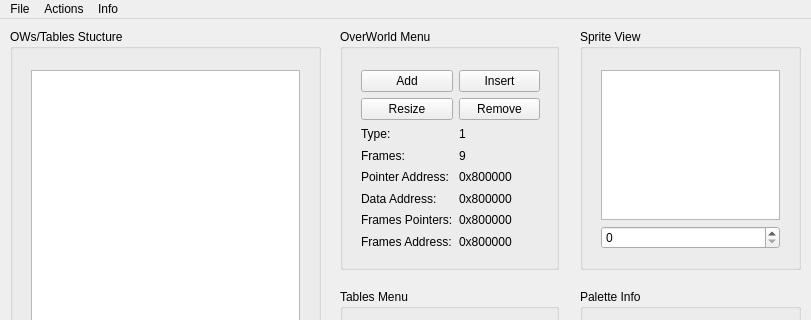
Before: the Qt Designer form ui/mainwindow.ui in kimwnasptd/OWM-Qt, drawn with Qt 5; both pictures show x 0 to 811 and y 0 to 320 of the 811 by 523 pixel window.
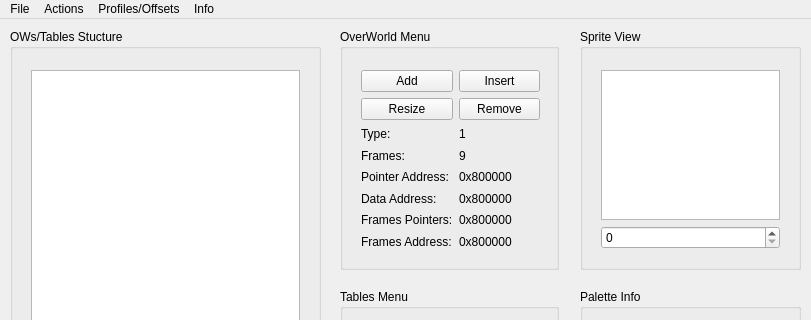
After: the same form once the commit is applied.

What changed in the file:
```diff
--- a/ui/mainwindow.ui
+++ b/ui/mainwindow.ui
@@ -544,8 +544,16 @@
     <addaction name="actionREADME"/>
     <addaction name="actionAbout"/>
    </widget>
+   <widget class="QMenu" name="menuProfiles_Offsets">
+    <property name="title">
+     <string>Profiles/Offsets</string>
+    </property>
+    <addaction name="actionSearch_for_Offsets"/>
+    <addaction name="actionCreate_Templates_2"/>
+   </widget>
    <addaction name="menuFile"/>
    <addaction name="menuOptions"/>
+   <addaction name="menuProfiles_Offsets"/>
    <addaction name="menuAbout"/>
   </widget>
   <widget class="QStatusBar" name="statusbar"/>
```
Left out of the diff: 8 changed lines with no effect on the pictures.
